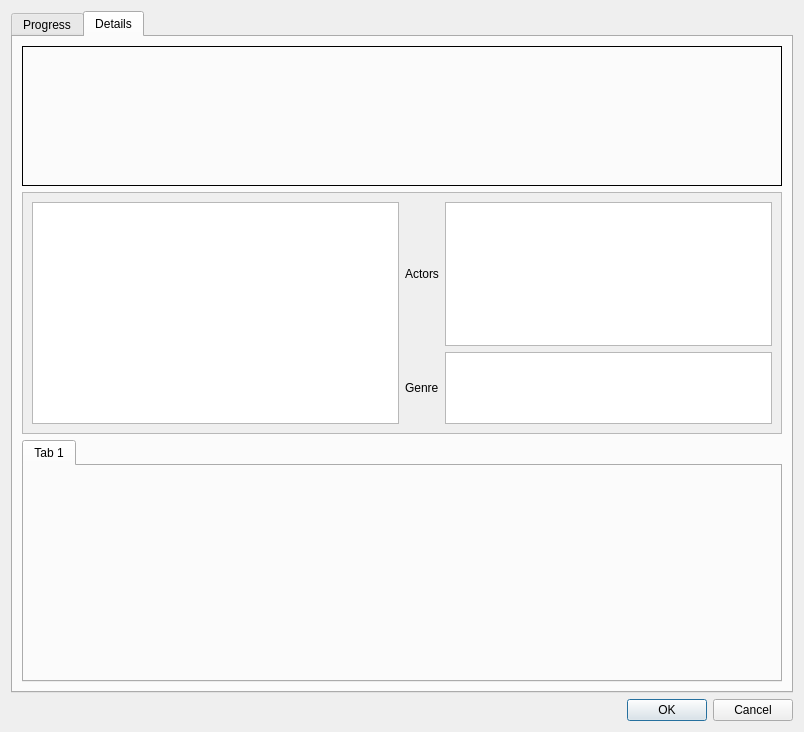
Above: cedit.ui from birkeh/qtMultimediaDB before the change. Below: the same form after it.
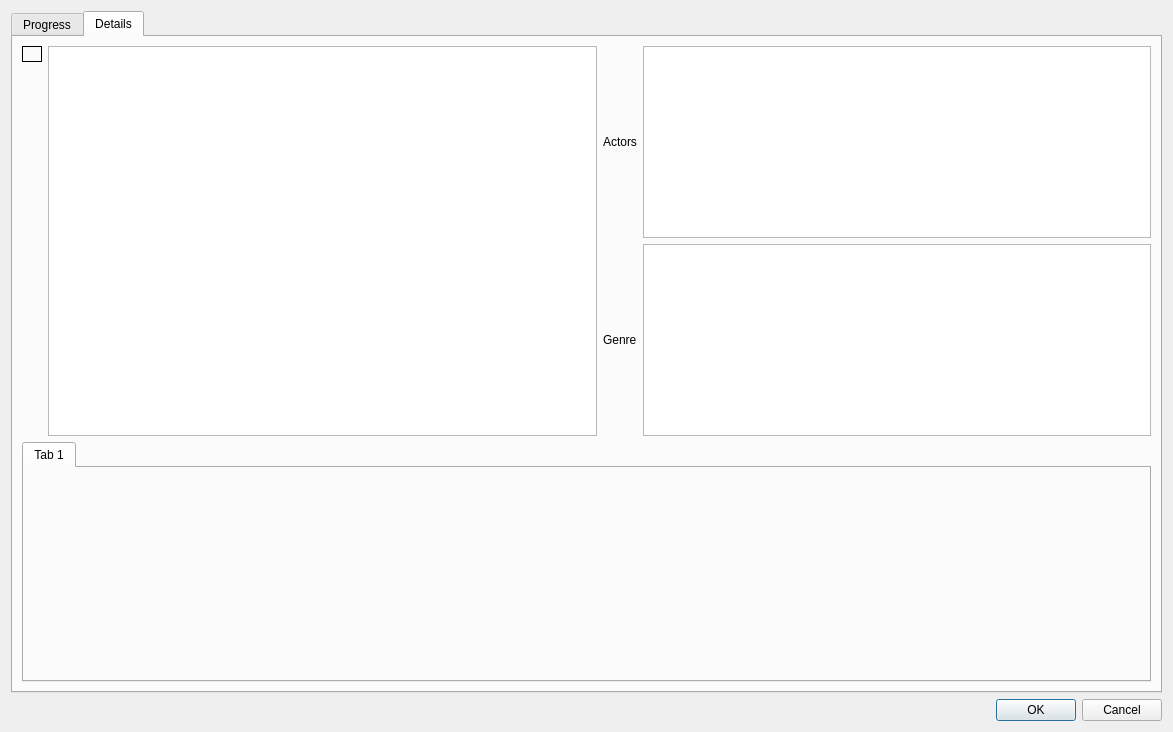
That is the form after the change. Custom widgets are drawn as their Qt base class.

Diff of the .ui file:
```diff
--- a/cedit.ui
+++ b/cedit.ui
@@ -6,7 +6,7 @@
    <rect>
     <x>0</x>
     <y>0</y>
-    <width>804</width>
+    <width>1173</width>
     <height>732</height>
    </rect>
   </property>
@@ -21,7 +21,7 @@
        <property name="currentIndex">
         <number>1</number>
        </property>
-       <widget class="QWidget" name="tab">
+       <widget class="cPixmapWidget" name="m_lpProgressTab">
         <attribute name="title">
          <string>Progress</string>
         </attribute>
@@ -125,55 +125,10 @@
         <attribute name="title">
          <string>Details</string>
         </attribute>
-        <layout class="QGridLayout" name="gridLayout_3">
-         <item row="0" column="0">
-          <layout class="QVBoxLayout" name="verticalLayout_3" stretch="0,1,1">
-           <item>
-            <widget class="QLabel" name="m_lpDetailsBackdrop">
-             <property name="minimumSize">
-              <size>
-               <width>758</width>
-               <height>140</height>
-              </size>
-             </property>
-             <property name="frameShape">
-              <enum>QFrame::Box</enum>
-             </property>
-             <property name="text">
-              <string/>
-             </property>
-             <property name="alignment">
-              <set>Qt::AlignCenter</set>
-             </property>
-            </widget>
-           </item>
-           <item>
-            <widget class="QScrollArea" name="scrollArea">
-             <property name="widgetResizable">
-              <bool>true</bool>
-             </property>
-             <widget class="QWidget" name="scrollAreaWidgetContents">
-              <property name="geometry">
-               <rect>
-                <x>0</x>
-                <y>0</y>
-                <width>756</width>
-                <height>241</height>
-               </rect>
-              </property>
               <layout class="QGridLayout" name="gridLayout_4">
                <item row="0" column="0">
-                <layout class="QHBoxLayout" name="horizontalLayout_5">
-                 <item>
-                  <widget class="QTextEdit" name="m_lpDetailsOverview">
-                   <property name="readOnly">
-                    <bool>true</bool>
-                   </property>
-                  </widget>
-                 </item>
-                 <item>
-                  <layout class="QVBoxLayout" name="verticalLayout_4" stretch="2,1">
-                   <item>
+          <layout class="QGridLayout" name="gridLayout_3">
+           <item row="0" column="6">
                     <layout class="QHBoxLayout" name="horizontalLayout_4">
                      <item>
                       <widget class="cVerticalLabel" name="label_2">
@@ -204,7 +159,20 @@
                      </item>
                     </layout>
                    </item>
-                   <item>
+           <item row="0" column="5" rowspan="2">
+            <widget class="QTextEdit" name="m_lpDetailsOverview">
+             <property name="maximumSize">
+              <size>
+               <width>16777215</width>
+               <height>16777215</height>
+              </size>
+             </property>
+             <property name="readOnly">
+              <bool>true</bool>
+             </property>
+            </widget>
+           </item>
+           <item row="1" column="6">
                     <layout class="QHBoxLayout" name="horizontalLayout_3">
                      <item>
                       <widget class="cVerticalLabel" name="label_3">
@@ -227,15 +195,45 @@
                      </item>
                     </layout>
                    </item>
-                  </layout>
-                 </item>
+           <item row="0" column="0" rowspan="2">
+            <layout class="QVBoxLayout" name="verticalLayout_3">
+             <item>
+              <widget class="QLabel" name="m_lpDetailsImage">
+               <property name="minimumSize">
+                <size>
+                 <width>0</width>
+                 <height>0</height>
+                </size>
+               </property>
+               <property name="frameShape">
+                <enum>QFrame::Box</enum>
+               </property>
+               <property name="text">
+                <string/>
+               </property>
+               <property name="alignment">
+                <set>Qt::AlignCenter</set>
+               </property>
+              </widget>
+             </item>
+             <item>
+              <spacer name="verticalSpacer">
+               <property name="orientation">
+                <enum>Qt::Vertical</enum>
+               </property>
+               <property name="sizeHint" stdset="0">
+                <size>
+                 <width>20</width>
+                 <height>40</height>
+                </size>
+               </property>
+              </spacer>
+             </item>
                 </layout>
                </item>
               </layout>
-             </widget>
-            </widget>
-           </item>
-           <item>
+         </item>
+         <item row="1" column="0">
             <widget class="QTabWidget" name="m_lpDetailsSeasonTab">
              <property name="currentIndex">
               <number>0</number>
@@ -248,8 +246,6 @@
             </widget>
            </item>
           </layout>
-         </item>
-        </layout>
        </widget>
       </widget>
      </item>
@@ -273,6 +269,12 @@
    <extends>QLabel</extends>
    <header>cverticallabel.h</header>
   </customwidget>
+  <customwidget>
+   <class>cPixmapWidget</class>
+   <extends>QWidget</extends>
+   <header>cpixmapwidget.h</header>
+   <container>1</container>
+  </customwidget>
  </customwidgets>
  <resources/>
  <connections>
```
Left out of the diff: 9 changed lines with no effect on the pictures. Lines whose indentation alone changed are shown as unchanged.
